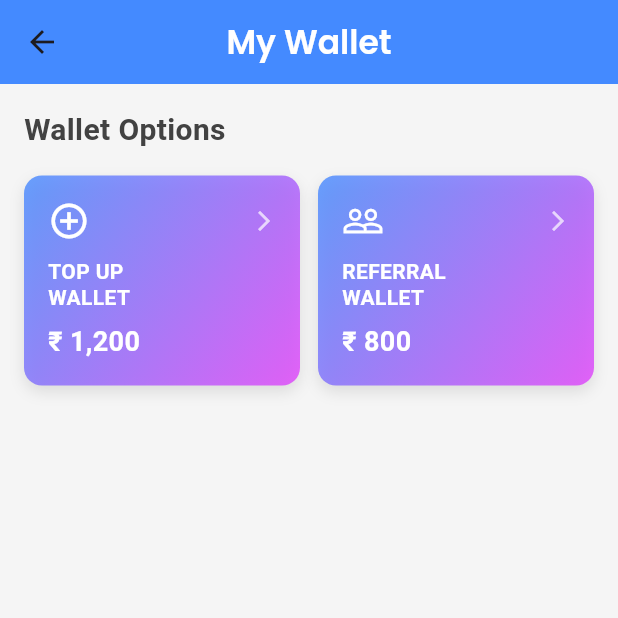
After one commit to bizzmirth/flutter_app, a Flutter app: the CDashboardPage screen opened directly, after a tap on "MY WALLET", on a phone screen of 412 x 824 dp, the top half of it. The commit adds this screen. Run offline on Flutter 3.47's test engine with Material 3 defaults, Android fonts, the phone set to English and light mode, and no system bars; drawn by our look-alikes of toastification; our stand-ins replace cached_network_image, carousel_slider, connectivity_plus, file_picker, fl_chart, font_awesome_flutter and 6 more; accounts and stored records are empty; generated files the repository leaves out were written again; network calls fail.

Commit message:
1. added wallet details page. 2. added user count in the filter bar.

```diff
--- a/lib/screens/dashboards/customer/customer.dart
+++ b/lib/screens/dashboards/customer/customer.dart
@@ -5,10 +5,10 @@ import 'package:bizzmirth_app/main.dart';
 import 'package:bizzmirth_app/models/summarycard.dart';
 import 'package:bizzmirth_app/screens/dashboards/customer/payouts/customer_product_payouts.dart';
 import 'package:bizzmirth_app/screens/dashboards/customer/referral_customers/referral_customers.dart';
-import 'package:bizzmirth_app/screens/dashboards/travel_consultant/wallet_topup/topup_wallet.dart';
 import 'package:bizzmirth_app/screens/homepage/homepage.dart';
 import 'package:bizzmirth_app/services/shared_pref.dart';
 import 'package:bizzmirth_app/utils/constants.dart';
+import 'package:bizzmirth_app/widgets/wallet_details_page.dart';
 import 'package:flutter/material.dart';
 import 'package:google_fonts/google_fonts.dart';
 import 'package:provider/provider.dart';
@@ -126,27 +126,12 @@ class _CDashboardPageState extends State<CDashboardPage> {
                   ),
                   ListTile(
                     leading: Icon(Icons.account_balance_wallet),
-                    title: Text('Top Up Wallet'),
+                    title: Text('My Wallet'),
                     onTap: () {
                       Navigator.push(
                         context,
                         MaterialPageRoute(
-                            builder: (context) => TopUpWalletPage(
-                                  title: "Top Up Wallet",
-                                )),
-                      );
-                    },
-                  ),
-                  ListTile(
-                    leading: Icon(Icons.account_balance_wallet),
-                    title: Text('Referral Wallet'),
-                    onTap: () {
-                      Navigator.push(
-                        context,
-                        MaterialPageRoute(
-                            builder: (context) => TopUpWalletPage(
-                                  title: "Referral Wallet",
-                                )),
+                            builder: (context) => WalletDetailsPage()),
                       );
                     },
                   ),
@@ -237,7 +222,10 @@ class _CDashboardPageState extends State<CDashboardPage> {
                       ),
                     ),
                     Divider(thickness: 1, color: Colors.black26),
-                    FilterBar(),
+                    FilterBar(
+                      userCount:
+                          contrller.topCustomerRefererals.length.toString(),
+                    ),
                     Card(
                       elevation: 5,
                       shape: RoundedRectangleBorder(
--- a/lib/utils/constants.dart
+++ b/lib/utils/constants.dart
@@ -7,10 +7,12 @@ import 'package:bizzmirth_app/entities/registered_employee/registered_employee_m
 import 'package:bizzmirth_app/main.dart';
 import 'package:bizzmirth_app/models/summarycard.dart';
 import 'package:bizzmirth_app/screens/book_now_page/book_now_page.dart';
+import 'package:bizzmirth_app/screens/homepage/homepage.dart';
 import 'package:bizzmirth_app/screens/login_page/login.dart';
 import 'package:bizzmirth_app/services/isar_servies.dart';
 import 'package:bizzmirth_app/services/shared_pref.dart';
 import 'package:bizzmirth_app/utils/logger.dart';
+import 'package:bizzmirth_app/widgets/wallet_details_page.dart';
 import 'package:fl_chart/fl_chart.dart';
 import 'package:flutter/material.dart';
 import 'package:google_fonts/google_fonts.dart';
@@ -189,7 +191,20 @@ class _AnimatedSummaryCardsState extends State<CustomAnimatedSummaryCards> {
   }
 
   Widget _buildCard(SummaryCardData data) {
+    bool isWalletCard = data.title.contains('WALLET');
+
     return Flexible(
+      child: GestureDetector(
+        onTap: isWalletCard
+            ? () {
+                Navigator.push(
+                  context,
+                  MaterialPageRoute(
+                    builder: (context) => WalletDetailsPage(),
+                  ),
+                );
+              }
+            : null,
         child: AnimatedContainer(
           duration: Duration(seconds: 1),
           curve: Curves.easeInOut,
@@ -200,11 +215,22 @@ class _AnimatedSummaryCardsState extends State<CustomAnimatedSummaryCards> {
             gradient: LinearGradient(
               colors: [
                 colors[_currentColorIndex].withOpacity(0.8),
-              colors[(_currentColorIndex + 1) % colors.length].withOpacity(0.8),
+                colors[(_currentColorIndex + 1) % colors.length]
+                    .withOpacity(0.8),
               ],
               begin: Alignment.topLeft,
               end: Alignment.bottomRight,
             ),
+            // Add subtle shadow for clickable effect
+            boxShadow: isWalletCard
+                ? [
+                    BoxShadow(
+                      color: Colors.black.withOpacity(0.1),
+                      blurRadius: 8,
+                      offset: Offset(0, 4),
+                    ),
+                  ]
+                : null,
           ),
           child: Padding(
             padding: EdgeInsets.all(12.0),
@@ -228,6 +254,13 @@ class _AnimatedSummaryCardsState extends State<CustomAnimatedSummaryCards> {
                         overflow: TextOverflow.ellipsis,
                       ),
                     ),
+                    // Add tap indicator for wallet card
+                    if (isWalletCard)
+                      Icon(
+                        Icons.arrow_forward_ios,
+                        size: 16,
+                        color: Colors.white.withOpacity(0.7),
+                      ),
                   ],
                 ),
                 Spacer(),
@@ -240,6 +273,7 @@ class _AnimatedSummaryCardsState extends State<CustomAnimatedSummaryCards> {
                   ),
                 ),
               ],
+            ),
           ),
         ),
       ),
@@ -1036,137 +1070,11 @@ String capitalize(String input) {
 }
 
 class FilterBar extends StatefulWidget {
-  const FilterBar({super.key});
+  final String? userCount;
+  const FilterBar({super.key, this.userCount});
 
   @override
   _FilterBarState createState() => _FilterBarState();
-}
-
-Future<String?> getDepartmentNameById(String departmentId) async {
-  try {
-    final prefs = await SharedPreferences.getInstance();
-    final departmentDataString = prefs.getString('departmentData');
-
-    if (departmentDataString != null) {
-      final List<dynamic> departmentData = json.decode(departmentDataString);
-      final departmentInfo = departmentData.firstWhere(
-        (dept) => dept['id'].toString() == departmentId,
-        orElse: () => {'id': departmentId, 'dept_name': null},
-      );
-
-      return departmentInfo['dept_name']?.toString();
-    }
-  } catch (e) {
-    Logger.error('Error looking up department name: $e');
-  }
-  return null;
-}
-
-Future<String?> getDesignationById(String designationId) async {
-  try {
-    final prefs = await SharedPreferences.getInstance();
-    final designationDataString = prefs.getString('designationData');
-
-    if (designationDataString != null) {
-      final List<dynamic> designationData = json.decode(designationDataString);
-      final designationInfo = designationData.firstWhere(
-        (desg) => desg['id'].toString() == designationId,
-        orElse: () => {'id': designationId, 'desg_name': null},
-      );
-      return designationInfo['designation_name']?.toString();
-    }
-  } catch (e) {
-    Logger.error("Error looking up designation name: $e");
-  }
-  return null;
-}
-
-Future<String?> getReportingManagerNameById(String reportingManagerId) async {
-  try {
-    final reportingManagerDataList =
-        await _isarService.getAll<RegisteredEmployeeModel>();
-
-    // Find the employee with the matching regId
-    for (var employee in reportingManagerDataList) {
-      if (employee.regId == reportingManagerId) {
-        return employee.name;
-      }
-    }
-
-    // If no match is found, return a default value
-    return "N/A";
-  } catch (e) {
-    Logger.error("Error fetching reporting manager data: $e");
-    return null;
-  }
-}
-
-Future<String?> getNameByReferenceNo(String referenceNo) async {
-  try {
-    final userList = await _isarService.getAll<RegisteredEmployeeModel>();
-
-    // Find the user with the matching referenceNo
-    for (var user in userList) {
-      if (user.regId == referenceNo) {
-        Logger.success("Fetched Name is : ${user.name}");
-        return user.name;
-      }
-    }
-
-    // If no match is found, return a default value
-    return "N/A";
-  } catch (e) {
-    Logger.error("Error fetching user data: $e");
-    return null;
-  }
-}
-
-Future<String?> getZoneById(String zoneId) async {
-  try {
-    final prefs = await SharedPreferences.getInstance();
-    final zoneDataString = prefs.getString('zones');
-
-    if (zoneDataString != null) {
-      final List<dynamic> zoneData = json.decode(zoneDataString);
-      final zoneInfo = zoneData.firstWhere(
-        (zone) => zone['id'].toString() == zoneId,
-        orElse: () => {'id': zoneId, 'zone_name': null},
-      );
-      return zoneInfo['zone_name']?.toString();
-    }
-  } catch (e) {
-    Logger.error("Error looking up zone name : $e");
-  }
-  return null;
-}
-
-void scrollToFirstFormErrors({
-  required BuildContext context,
-  required List<_ValidationTarget> targets,
-}) {
-  for (final target in targets) {
-    if (target.hasError()) {
-      final context = target.key.currentContext;
-      if (context != null) {
-        Scrollable.ensureVisible(
-          context,
-          duration: const Duration(milliseconds: 500),
-          curve: Curves.easeInOut,
-        );
-      }
-      return;
-    }
-  }
-}
-
-class _ValidationTarget {
-  final GlobalKey key;
-  final bool Function() hasError;
-
-  _ValidationTarget({
-    required this.key,
-    required this.hasError,
-  });
 }
 
 class _FilterBarState extends State<FilterBar> {
@@ -1218,6 +1126,7 @@ class _FilterBarState extends State<FilterBar> {
 
   @override
   Widget build(BuildContext context) {
+    String totalUsers = widget.userCount ?? "100";
     return Padding(
       padding: const EdgeInsets.all(4.0),
       child: Container(
@@ -1310,7 +1219,7 @@ class _FilterBarState extends State<FilterBar> {
                 ),
                 alignment: Alignment.center,
                 padding: EdgeInsets.symmetric(vertical: 12),
-                child: Text("Users: $countUsers"),
+                child: Text("Users: $totalUsers"),
               ),
             ),
 
@@ -1320,6 +1229,133 @@ class _FilterBarState extends State<FilterBar> {
       ),
     );
   }
+}
+
+Future<String?> getDepartmentNameById(String departmentId) async {
+  try {
+    final prefs = await SharedPreferences.getInstance();
+    final departmentDataString = prefs.getString('departmentData');
+
+    if (departmentDataString != null) {
+      final List<dynamic> departmentData = json.decode(departmentDataString);
+      final departmentInfo = departmentData.firstWhere(
+        (dept) => dept['id'].toString() == departmentId,
+        orElse: () => {'id': departmentId, 'dept_name': null},
+      );
+
+      return departmentInfo['dept_name']?.toString();
+    }
+  } catch (e) {
+    Logger.error('Error looking up department name: $e');
+  }
+  return null;
+}
+
+Future<String?> getDesignationById(String designationId) async {
+  try {
+    final prefs = await SharedPreferences.getInstance();
+    final designationDataString = prefs.getString('designationData');
+
+    if (designationDataString != null) {
+      final List<dynamic> designationData = json.decode(designationDataString);
+      final designationInfo = designationData.firstWhere(
+        (desg) => desg['id'].toString() == designationId,
+        orElse: () => {'id': designationId, 'desg_name': null},
+      );
+      return designationInfo['designation_name']?.toString();
+    }
+  } catch (e) {
+    Logger.error("Error looking up designation name: $e");
+  }
+  return null;
+}
+
+Future<String?> getReportingManagerNameById(String reportingManagerId) async {
+  try {
+    final reportingManagerDataList =
+        await _isarService.getAll<RegisteredEmployeeModel>();
+
+    // Find the employee with the matching regId
+    for (var employee in reportingManagerDataList) {
+      if (employee.regId == reportingManagerId) {
+        return employee.name;
+      }
+    }
+
+    // If no match is found, return a default value
+    return "N/A";
+  } catch (e) {
+    Logger.error("Error fetching reporting manager data: $e");
+    return null;
+  }
+}
+
+Future<String?> getNameByReferenceNo(String referenceNo) async {
+  try {
+    final userList = await _isarService.getAll<RegisteredEmployeeModel>();
+
+    // Find the user with the matching referenceNo
+    for (var user in userList) {
+      if (user.regId == referenceNo) {
+        Logger.success("Fetched Name is : ${user.name}");
+        return user.name;
+      }
+    }
+
+    // If no match is found, return a default value
+    return "N/A";
+  } catch (e) {
+    Logger.error("Error fetching user data: $e");
+    return null;
+  }
+}
+
+Future<String?> getZoneById(String zoneId) async {
+  try {
+    final prefs = await SharedPreferences.getInstance();
+    final zoneDataString = prefs.getString('zones');
+
+    if (zoneDataString != null) {
+      final List<dynamic> zoneData = json.decode(zoneDataString);
+      final zoneInfo = zoneData.firstWhere(
+        (zone) => zone['id'].toString() == zoneId,
+        orElse: () => {'id': zoneId, 'zone_name': null},
+      );
+      return zoneInfo['zone_name']?.toString();
+    }
+  } catch (e) {
+    Logger.error("Error looking up zone name : $e");
+  }
+  return null;
+}
+
+void scrollToFirstFormErrors({
+  required BuildContext context,
+  required List<_ValidationTarget> targets,
+}) {
+  for (final target in targets) {
+    if (target.hasError()) {
+      final context = target.key.currentContext;
+      if (context != null) {
+        Scrollable.ensureVisible(
+          context,
+          duration: const Duration(milliseconds: 500),
+          curve: Curves.easeInOut,
+        );
+      }
+      return;
+    }
+  }
+}
+
+class _ValidationTarget {
+  final GlobalKey key;
+  final bool Function() hasError;
+
+  _ValidationTarget({
+    required this.key,
+    required this.hasError,
+  });
 }
 
 // filter bar
--- /dev/null
+++ b/lib/widgets/wallet_details_page.dart
@@ -0,0 +1,339 @@
+import 'dart:async';
+
+import 'package:bizzmirth_app/screens/dashboards/travel_consultant/wallet_topup/topup_wallet.dart';
+import 'package:flutter/material.dart';
+import 'package:google_fonts/google_fonts.dart';
+
+class WalletDetailsPage extends StatefulWidget {
+  const WalletDetailsPage({super.key});
+
+  @override
+  _WalletDetailsPageState createState() => _WalletDetailsPageState();
+}
+
+class _WalletDetailsPageState extends State<WalletDetailsPage> {
+  List<Color> colors = [
+    Colors.blueAccent,
+    Colors.purpleAccent,
+  ];
+
+  int _currentColorIndex = 0;
+  Timer? _timer;
+
+  @override
+  void initState() {
+    super.initState();
+    _timer = Timer.periodic(Duration(seconds: 2), (timer) {
+      if (mounted) {
+        setState(() {
+          _currentColorIndex = (_currentColorIndex + 1) % colors.length;
+        });
+      }
+    });
+  }
+
+  @override
+  void dispose() {
+    _timer?.cancel();
+    super.dispose();
+  }
+
+  @override
+  Widget build(BuildContext context) {
+    return Scaffold(
+      backgroundColor: Colors.grey[100],
+      appBar: AppBar(
+        title: Text(
+          'My Wallet',
+          style: GoogleFonts.poppins(
+            fontSize: 22,
+            fontWeight: FontWeight.w600,
+            color: Colors.white,
+          ),
+        ),
+        centerTitle: true,
+        backgroundColor: Colors.blueAccent,
+        elevation: 0,
+      ),
+      body: Padding(
+        padding: EdgeInsets.all(16.0),
+        child: Column(
+          crossAxisAlignment: CrossAxisAlignment.start,
+          children: [
+            // Total Balance Card
+            // AnimatedContainer(
+            //   duration: Duration(seconds: 1),
+            //   curve: Curves.easeInOut,
+            //   width: double.infinity,
+            //   padding: EdgeInsets.all(20),
+            //   decoration: BoxDecoration(
+            //     borderRadius: BorderRadius.circular(16),
+            //     gradient: LinearGradient(
+            //       colors: [
+            //         colors[_currentColorIndex].withOpacity(0.9),
+            //         colors[(_currentColorIndex + 1) % colors.length]
+            //             .withOpacity(0.9),
+            //       ],
+            //       begin: Alignment.topLeft,
+            //       end: Alignment.bottomRight,
+            //     ),
+            //     boxShadow: [
+            //       BoxShadow(
+            //         color: Colors.black.withOpacity(0.1),
+            //         blurRadius: 12,
+            //         offset: Offset(0, 6),
+            //       ),
+            //     ],
+            //   ),
+            //   child: Column(
+            //     crossAxisAlignment: CrossAxisAlignment.start,
+            //     children: [
+            //       // Row(
+            //       //   children: [
+            //       //     Icon(
+            //       //       Icons.account_balance_wallet,
+            //       //       size: 30,
+            //       //       color: Colors.white,
+            //       //     ),
+            //       //     SizedBox(width: 10),
+            //       //     Text(
+            //       //       'Total Balance',
+            //       //       style: TextStyle(
+            //       //         fontSize: 18,
+            //       //         fontWeight: FontWeight.w600,
+            //       //         color: Colors.white,
+            //       //       ),
+            //       //     ),
+            //       //   ],
+            //       // ),
+            //       // SizedBox(height: 15),
+            //       // Text(
+            //       //   '₹ 2,000',
+            //       //   style: TextStyle(
+            //       //     fontSize: 32,
+            //       //     fontWeight: FontWeight.bold,
+            //       //     color: Colors.white,
+            //       //   ),
+            //       // ),
+            //     ],
+            //   ),
+            // ),
+
+            // SizedBox(height: 24),
+
+            Text(
+              'Wallet Options',
+              style: TextStyle(
+                fontSize: 20,
+                fontWeight: FontWeight.bold,
+                color: Colors.grey[800],
+              ),
+            ),
+
+            SizedBox(height: 16),
+
+            // Wallet Options
+            Row(
+              children: [
+                Expanded(
+                  child: _buildWalletOptionCard(
+                    title: 'TOP UP\nWALLET',
+                    amount: '₹ 1,200',
+                    icon: Icons.add_circle_outline,
+                    onTap: () {
+                      // Navigate to top up wallet page
+                      Navigator.push(
+                        context,
+                        MaterialPageRoute(
+                            builder: (context) => TopUpWalletPage(
+                                  title: "Top Up Wallet",
+                                )),
+                      );
+                    },
+                  ),
+                ),
+                SizedBox(width: 12),
+                Expanded(
+                  child: _buildWalletOptionCard(
+                    title: 'REFERRAL\nWALLET',
+                    amount: '₹ 800',
+                    icon: Icons.people_outline,
+                    onTap: () {
+                      Navigator.push(
+                        context,
+                        MaterialPageRoute(
+                            builder: (context) => TopUpWalletPage(
+                                  title: "Referral Wallet",
+                                )),
+                      );
+                    },
+                  ),
+                ),
+              ],
+            ),
+
+            SizedBox(height: 24),
+
+            // Quick Actions
+            // Container(
+            //   width: double.infinity,
+            //   padding: EdgeInsets.all(20),
+            //   decoration: BoxDecoration(
+            //     color: Colors.white,
+            //     borderRadius: BorderRadius.circular(12),
+            //     boxShadow: [
+            //       BoxShadow(
+            //         color: Colors.black.withOpacity(0.05),
+            //         blurRadius: 8,
+            //         offset: Offset(0, 2),
+            //       ),
+            //     ],
+            //   ),
+            //   child: Column(
+            //     crossAxisAlignment: CrossAxisAlignment.start,
+            //     children: [
+            //       Text(
+            //         'Quick Actions',
+            //         style: TextStyle(
+            //           fontSize: 18,
+            //           fontWeight: FontWeight.bold,
+            //           color: Colors.grey[800],
+            //         ),
+            //       ),
+            //       SizedBox(height: 16),
+            //       Row(
+            //         mainAxisAlignment: MainAxisAlignment.spaceAround,
+            //         children: [
+            //           _buildQuickActionButton(
+            //             icon: Icons.add,
+            //             label: 'Add Money',
+            //             onTap: () {},
+            //           ),
+            //           _buildQuickActionButton(
+            //             icon: Icons.send,
+            //             label: 'Transfer',
+            //             onTap: () {},
+            //           ),
+            //           _buildQuickActionButton(
+            //             icon: Icons.history,
+            //             label: 'History',
+            //             onTap: () {},
+            //           ),
+            //         ],
+            //       ),
+            //     ],
+            //   ),
+            // ),
+          ],
+        ),
+      ),
+    );
+  }
+
+  Widget _buildWalletOptionCard({
+    required String title,
+    required String amount,
+    required IconData icon,
+    required VoidCallback onTap,
+  }) {
+    return GestureDetector(
+      onTap: onTap,
+      child: AnimatedContainer(
+        duration: Duration(seconds: 1),
+        curve: Curves.easeInOut,
+        height: 140,
+        decoration: BoxDecoration(
+          borderRadius: BorderRadius.circular(12),
+          gradient: LinearGradient(
+            colors: [
+              colors[_currentColorIndex].withOpacity(0.8),
+              colors[(_currentColorIndex + 1) % colors.length].withOpacity(0.8),
+            ],
+            begin: Alignment.topLeft,
+            end: Alignment.bottomRight,
+          ),
+          boxShadow: [
+            BoxShadow(
+              color: Colors.black.withOpacity(0.1),
+              blurRadius: 8,
+              offset: Offset(0, 4),
+            ),
+          ],
+        ),
+        child: Padding(
+          padding: EdgeInsets.all(16.0),
+          child: Column(
+            crossAxisAlignment: CrossAxisAlignment.start,
+            children: [
+              Row(
+                children: [
+                  Icon(icon, size: 28, color: Colors.white),
+                  Spacer(),
+                  Icon(
+                    Icons.arrow_forward_ios,
+                    size: 16,
+                    color: Colors.white.withOpacity(0.7),
+                  ),
+                ],
+              ),
+              SizedBox(height: 12),
+              Text(
+                title,
+                style: TextStyle(
+                  fontSize: 14,
+                  fontWeight: FontWeight.bold,
+                  color: Colors.white,
+                  height: 1.2,
+                ),
+              ),
+              Spacer(),
+              Text(
+                amount,
+                style: TextStyle(
+                  fontSize: 18,
+                  fontWeight: FontWeight.bold,
+                  color: Colors.white,
+                ),
+              ),
+            ],
+          ),
+        ),
+      ),
+    );
+  }
+
+  // Widget _buildQuickActionButton({
+  //   required IconData icon,
+  //   required String label,
+  //   required VoidCallback onTap,
+  // }) {
+  //   return GestureDetector(
+  //     onTap: onTap,
+  //     child: Column(
+  //       children: [
+  //         Container(
+  //           padding: EdgeInsets.all(12),
+  //           decoration: BoxDecoration(
+  //             color: colors[_currentColorIndex].withOpacity(0.1),
+  //             borderRadius: BorderRadius.circular(8),
+  //           ),
+  //           child: Icon(
+  //             icon,
+  //             size: 24,
+  //             color: colors[_currentColorIndex],
+  //           ),
+  //         ),
+  //         SizedBox(height: 8),
+  //         Text(
+  //           label,
+  //           style: TextStyle(
+  //             fontSize: 12,
+  //             fontWeight: FontWeight.w500,
+  //             color: Colors.grey[700],
+  //           ),
+  //         ),
+  //       ],
+  //     ),
+  //   );
+  // }
+}
```
Also changed, not shown: lib/screens/dashboards/customer/referral_customers/referral_customers.dart (+8 -2 lines), lib/screens/homepage/homepage.dart (+5 -5 lines). Lines whose indentation alone changed are shown as unchanged.
